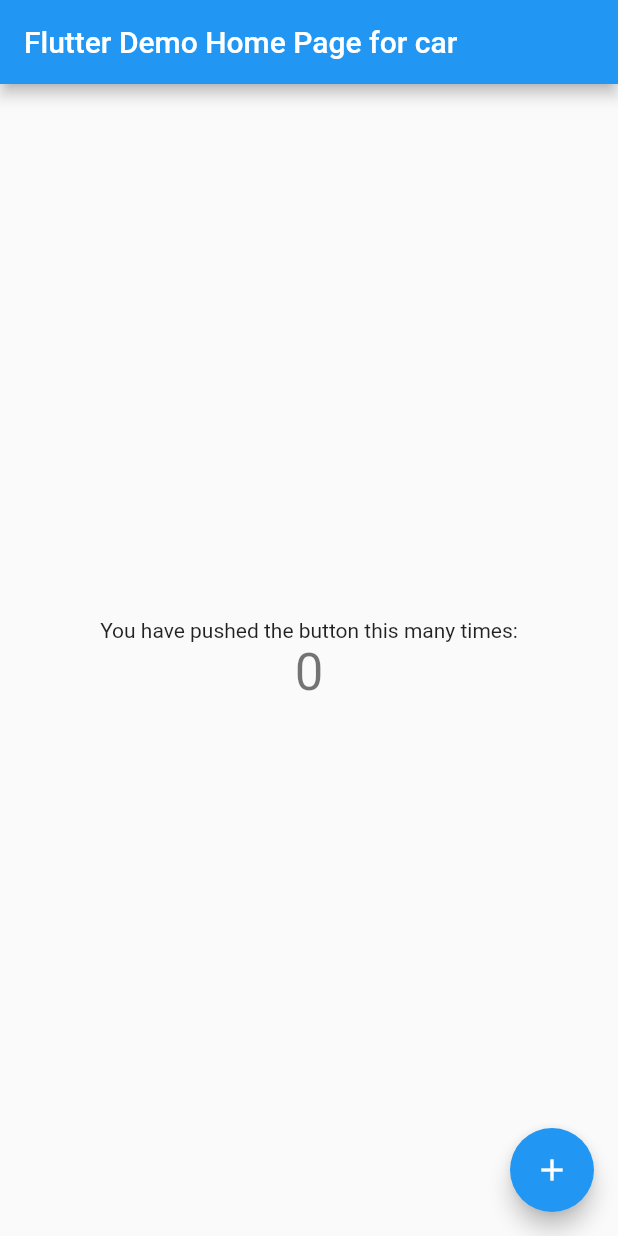
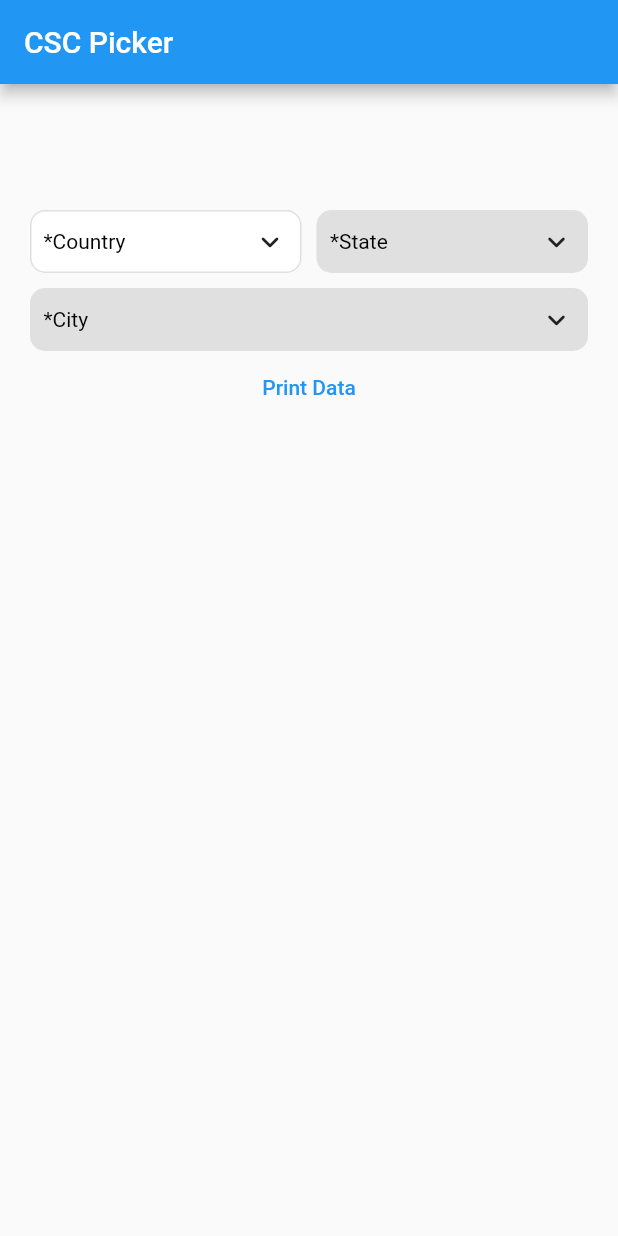
Before and after one commit to nash0000/car, a Flutter app: the screen it shows after launch, on a phone screen of 412 x 824 dp. Run offline on Flutter 3.47's test engine with Material 2 defaults, Android fonts, the phone set to English and light mode, and no system bars; drawn by our look-alikes of csc_picker.

Commit message:
gg- hello

```diff
--- a/lib/main.dart
+++ b/lib/main.dart
@@ -1,115 +1,159 @@
+import 'package:csc_picker/csc_picker.dart';
 import 'package:flutter/material.dart';
 
+/// This is a implementation of the Country State City Picker.
 void main() {
-  runApp(const MyApp());
+  runApp(MyApp());
 }
 
 class MyApp extends StatelessWidget {
-  const MyApp({Key? key}) : super(key: key);
-
-  // This widget is the root of your application.
   @override
   Widget build(BuildContext context) {
     return MaterialApp(
-      title: 'Flutter Demo',
+      title: 'CSC Picker',
       theme: ThemeData(
-        // This is the theme of your application.
-        //
-        // Try running your application with "flutter run". You'll see the
-        // application has a blue toolbar. Then, without quitting the app, try
-        // changing the primarySwatch below to Colors.green and then invoke
-        // "hot reload" (press "r" in the console where you ran "flutter run",
-        // or simply save your changes to "hot reload" in a Flutter IDE).
-        // Notice that the counter didn't reset back to zero; the application
-        // is not restarted.
         primarySwatch: Colors.blue,
+        visualDensity: VisualDensity.adaptivePlatformDensity,
       ),
-      home: const MyHomePage(title: 'Flutter Demo Home Page for car '),
+      home: MyHomePage(title: 'CSC Picker'),
     );
   }
 }
 
 class MyHomePage extends StatefulWidget {
-  const MyHomePage({Key? key, required this.title}) : super(key: key);
-
-  // This widget is the home page of your application. It is stateful, meaning
-  // that it has a State object (defined below) that contains fields that affect
-  // how it looks.
-
-  // This class is the configuration for the state. It holds the values (in this
-  // case the title) provided by the parent (in this case the App widget) and
-  // used by the build method of the State. Fields in a Widget subclass are
-  // always marked "final".
+  MyHomePage({Key ? key, required this.title}) : super(key: key);
 
   final String title;
 
   @override
-  State<MyHomePage> createState() => _MyHomePageState();
+  _MyHomePageState createState() => _MyHomePageState();
 }
 
 class _MyHomePageState extends State<MyHomePage> {
-  int _counter = 0;
-
-  void _incrementCounter() {
-    setState(() {
-      // This call to setState tells the Flutter framework that something has
-      // changed in this State, which causes it to rerun the build method below
-      // so that the display can reflect the updated values. If we changed
-      // _counter without calling setState(), then the build method would not be
-      // called again, and so nothing would appear to happen.
-      _counter++;
-    });
-  }
+  /// Variables to store country state city data in onChanged method.
+  String countryValue = "";
+  String stateValue = "";
+  String cityValue = "";
+  String address = "";
 
   @override
   Widget build(BuildContext context) {
-    // This method is rerun every time setState is called, for instance as done
-    // by the _incrementCounter method above.
-    //
-    // The Flutter framework has been optimized to make rerunning build methods
-    // fast, so that you can just rebuild anything that needs updating rather
-    // than having to individually change instances of widgets.
+
+    GlobalKey<CSCPickerState> _cscPickerKey = GlobalKey();
+
     return Scaffold(
       appBar: AppBar(
-        // Here we take the value from the MyHomePage object that was created by
-        // the App.build method, and use it to set our appbar title.
         title: Text(widget.title),
       ),
       body: Center(
-        // Center is a layout widget. It takes a single child and positions it
-        // in the middle of the parent.
-        child: Column(
-          // Column is also a layout widget. It takes a list of children and
-          // arranges them vertically. By default, it sizes itself to fit its
-          // children horizontally, and tries to be as tall as its parent.
-          //
-          // Invoke "debug painting" (press "p" in the console, choose the
-          // "Toggle Debug Paint" action from the Flutter Inspector in Android
-          // Studio, or the "Toggle Debug Paint" command in Visual Studio Code)
-          // to see the wireframe for each widget.
-          //
-          // Column has various properties to control how it sizes itself and
-          // how it positions its children. Here we use mainAxisAlignment to
-          // center the children vertically; the main axis here is the vertical
-          // axis because Columns are vertical (the cross axis would be
-          // horizontal).
-          mainAxisAlignment: MainAxisAlignment.center,
-          children: <Widget>[
-            const Text(
-              'You have pushed the button this many times:',
-            ),
-            Text(
-              '$_counter',
-              style: Theme.of(context).textTheme.headline4,
-            ),
-          ],
-        ),
+        child: Container(
+            padding: EdgeInsets.symmetric(horizontal: 20),
+            height: 600,
+            child: Column(
+              children: [
+                ///Adding CSC Picker Widget in app
+                CSCPicker(
+                  ///Enable disable state dropdown [OPTIONAL PARAMETER]
+                  showStates: true,
+
+                  /// Enable disable city drop down [OPTIONAL PARAMETER]
+                  showCities: true,
+
+                  ///Enable (get flag with country name) / Disable (Disable flag) / ShowInDropdownOnly (display flag in dropdown only) [OPTIONAL PARAMETER]
+                  flagState: CountryFlag.ENABLE,
+
+                  ///Dropdown box decoration to style your dropdown selector [OPTIONAL PARAMETER] (USE with disabledDropdownDecoration)
+                  dropdownDecoration: BoxDecoration(
+                      borderRadius: BorderRadius.all(Radius.circular(10)),
+                      color: Colors.white,
+                      border:
+                      Border.all(color: Colors.grey.shade300, width: 1)),
+
+                  ///Disabled Dropdown box decoration to style your dropdown selector [OPTIONAL PARAMETER]  (USE with disabled dropdownDecoration)
+                  disabledDropdownDecoration: BoxDecoration(
+                      borderRadius: BorderRadius.all(Radius.circular(10)),
+                      color: Colors.grey.shade300,
+                      border:
+                      Border.all(color: Colors.grey.shade300, width: 1)),
+
+                  ///placeholders for dropdown search field
+                  countrySearchPlaceholder: "Country",
+                  stateSearchPlaceholder: "State",
+                  citySearchPlaceholder: "City",
+
+                  ///labels for dropdown
+                  countryDropdownLabel: "*Country",
+                  stateDropdownLabel: "*State",
+                  cityDropdownLabel: "*City",
+
+                  ///Default Country
+                  //defaultCountry: DefaultCountry.India,
+
+                  ///Disable country dropdown (Note: use it with default country)
+                  //disableCountry: true,
+
+                  ///selected item style [OPTIONAL PARAMETER]
+                  selectedItemStyle: TextStyle(
+                    color: Colors.black,
+                    fontSize: 14,
+                  ),
+
+                  ///DropdownDialog Heading style [OPTIONAL PARAMETER]
+                  dropdownHeadingStyle: TextStyle(
+                      color: Colors.black,
+                      fontSize: 17,
+                      fontWeight: FontWeight.bold),
+
+                  ///DropdownDialog Item style [OPTIONAL PARAMETER]
+                  dropdownItemStyle: TextStyle(
+                    color: Colors.black,
+                    fontSize: 14,
+                  ),
+
+                  ///Dialog box radius [OPTIONAL PARAMETER]
+                  dropdownDialogRadius: 10.0,
+
+                  ///Search bar radius [OPTIONAL PARAMETER]
+                  searchBarRadius: 10.0,
+
+                  ///triggers once country selected in dropdown
+                  onCountryChanged: (value) {
+                    setState(() {
+                      ///store value in country variable
+                      countryValue = value;
+                    });
+                  },
+
+                  ///triggers once state selected in dropdown
+                  onStateChanged: (value) {
+                    setState(() {
+                      ///store value in state variable
+                      stateValue = value!;
+                    });
+                  },
+
+                  ///triggers once city selected in dropdown
+                  onCityChanged: (value) {
+
+                    setState(() {
+                      ///store value in city variable
+                      cityValue = value!;
+                    });
+                  },
+                ),
+
+                ///print newly selected country state and city in Text Widget
+                TextButton(
+                    onPressed: () {
+                      setState(() {
+                        address = "$cityValue, $stateValue, $countryValue";
+                      });
+                    },
+                    child: Text("Print Data")),
+                Text(address)
+              ],
+            )),
       ),
-      floatingActionButton: FloatingActionButton(
-        onPressed: _incrementCounter,
-        tooltip: 'Increment',
-        child: const Icon(Icons.add),
-      ), // This trailing comma makes auto-formatting nicer for build methods.
     );
   }
 }
--- a/pubspec.yaml
+++ b/pubspec.yaml
@@ -34,6 +34,7 @@ dependencies:
   # The following adds the Cupertino Icons font to your application.
   # Use with the CupertinoIcons class for iOS style icons.
   cupertino_icons: ^1.0.2
+  csc_picker: ^0.2.6
 
 dev_dependencies:
   flutter_test:
```
